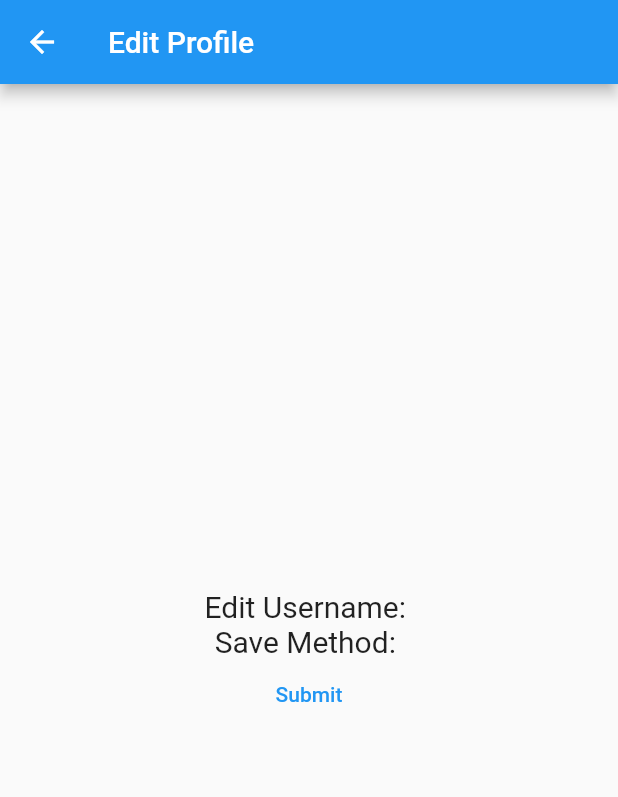
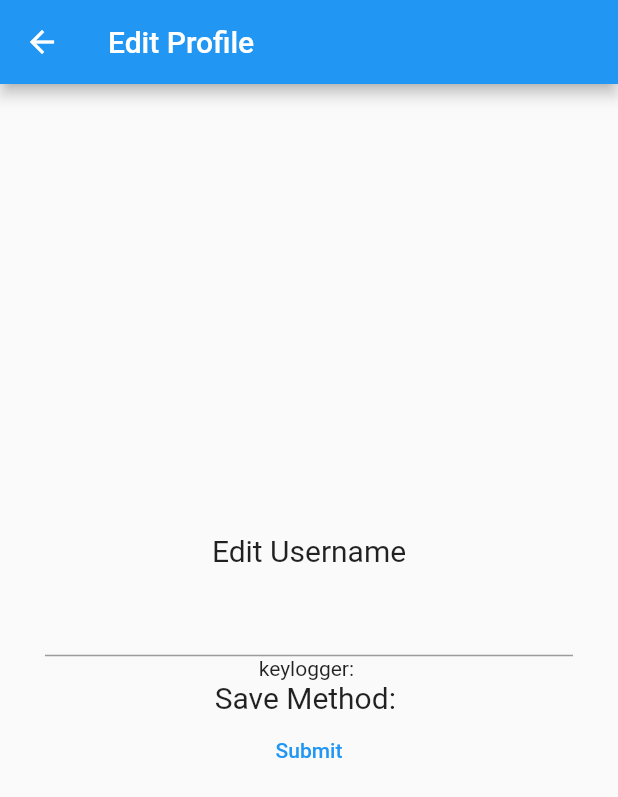
Before and after one commit to adadesions/SSRU_Flutter, a Flutter app: the EditProfilePage screen opened directly with empty values, on a phone screen of 412 x 824 dp. Shown: the top 797 px of the screen. Run offline on Flutter 3.47's test engine with Material 2 defaults, Android fonts, the light colour scheme and no system bars; our stand-ins replace go_router.

Commit message:
Add Keylogger

```diff
--- a/navigation_app/lib/pages/edit_profile_page.dart
+++ b/navigation_app/lib/pages/edit_profile_page.dart
@@ -15,6 +15,7 @@ class EditProfilePage extends StatefulWidget {
 }
 
 class _EditProfileState extends State<EditProfilePage> {
+  String _username = "";
   final TextStyle bodyStyle = const TextStyle(
     fontSize: 20,
   );
@@ -30,9 +31,18 @@ class _EditProfileState extends State<EditProfilePage> {
             mainAxisAlignment: MainAxisAlignment.center,
             children: <Widget>[
               Text(
-                'Edit Username: ${widget.username}',
+                'Edit Username',
                 style: bodyStyle,
               ),
+              TextField(
+                decoration: InputDecoration(
+                  label: Text(widget.username),
+                ),
+                onChanged: (text) => setState(() {
+                  _username = text;
+                }),
+              ),
+              Text('keylogger: $_username'),
               Text(
                 'Save Method: ${widget.saveMethod}',
                 style: bodyStyle,
```
